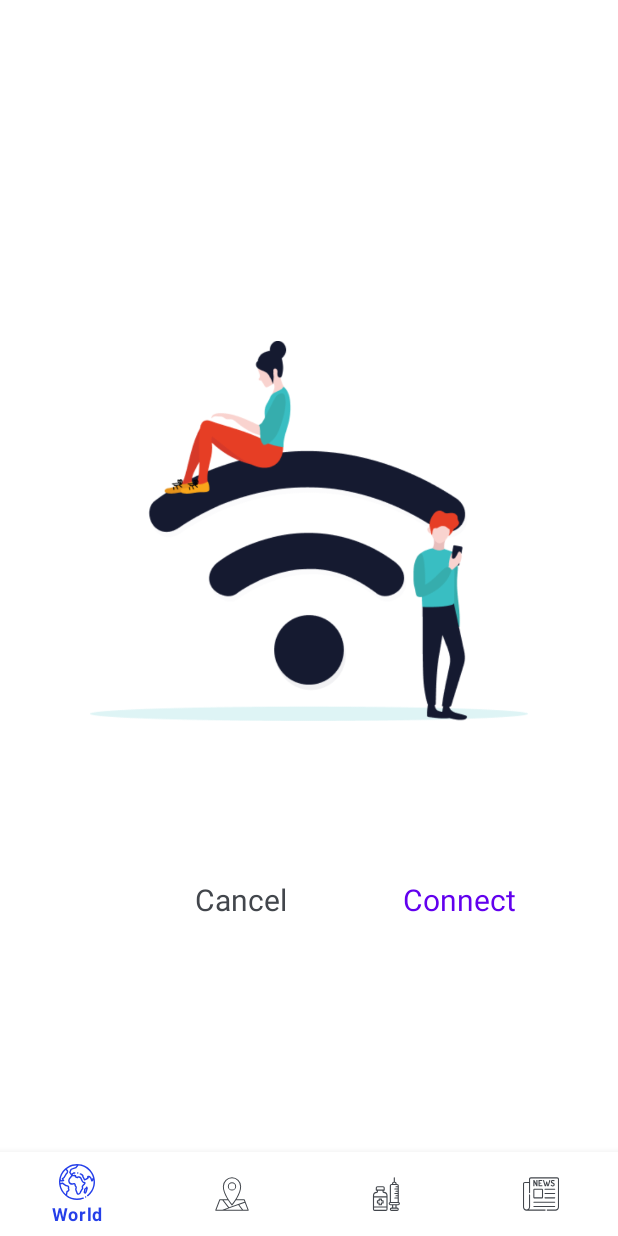
After one commit to awesome-academy/VacCovid, an Android app: the NoInternetFragment screen opened through its navigation route, on a phone screen of 412 x 824 dp. The commit adds this screen. Run offline under Robolectric (Android 15) with nearby library versions, the phone set to English and light mode, and no system bars; our stand-ins replace data binding; libraries missing offline, so code that uses them is left out: com.github.mikephil.charting; network calls fail; pictures from the network do not load; 3 statements that could not run were skipped.

Commit message:
check internet

```diff
--- a/app/src/main/AndroidManifest.xml
+++ b/app/src/main/AndroidManifest.xml
@@ -4,6 +4,7 @@
 
     <uses-permission android:name="android.permission.INTERNET"/>
     <uses-permission android:name="android.permission.ACCESS_NETWORK_STATE" />
+    <uses-permission android:name="android.permission.ACCESS_WIFI_STATE" />
 
     <application
         android:name=".MainApplication"
--- a/app/src/main/java/com/sun/vaccovid19/MainActivity.kt
+++ b/app/src/main/java/com/sun/vaccovid19/MainActivity.kt
@@ -7,12 +7,17 @@ import android.view.Window
 import android.view.WindowManager
 import androidx.appcompat.app.AppCompatActivity
 import androidx.navigation.NavArgument
+import androidx.navigation.NavController
 import androidx.navigation.fragment.NavHostFragment
-import androidx.navigation.ui.setupWithNavController
 import com.sun.vaccovid19.databinding.ActivityMainBinding
 import com.sun.vaccovid19.utils.AppConstant.IS_FROM_LOCAL
+import com.sun.vaccovid19.utils.InternetUtils
 
 class MainActivity : AppCompatActivity() {
+
+    val binding: ActivityMainBinding by lazy { ActivityMainBinding.inflate(layoutInflater) }
+
+    @Suppress("DEPRECATION")
     override fun onCreate(savedInstanceState: Bundle?) {
         super.onCreate(savedInstanceState)
         requestWindowFeature(Window.FEATURE_NO_TITLE)
@@ -20,20 +25,40 @@ class MainActivity : AppCompatActivity() {
             WindowManager.LayoutParams.FLAG_FULLSCREEN,
             WindowManager.LayoutParams.FLAG_FULLSCREEN
         )
-
-        val binding = ActivityMainBinding.inflate(layoutInflater)
         setContentView(binding.root)
 
         val navHost =
             supportFragmentManager.findFragmentById(R.id.fragmentNavHost) as NavHostFragment
         val navController = navHost.navController
+        val graph = navController.navInflater.inflate(R.navigation.nav_graph)
+
+        graph.setStartDestination(
+            if (InternetUtils.isNetworkConnected(this)) R.id.homeFragment else R.id.noInternetFragment
+        )
+        navController.graph = graph
         navController.addOnDestinationChangedListener { controller, destination, arguments ->
             if (destination.id == R.id.vaccineFragment) {
                 val argument = NavArgument.Builder().setDefaultValue(false).build()
                 destination.addArgument(IS_FROM_LOCAL, argument)
             }
         }
-        binding.bottomNav.setupWithNavController(navController)
+        binding.bottomNav.apply {
+            setOnNavigationItemSelectedListener {
+                switchFragment(it.itemId, navController)
+                true
+            }
+        }
+    }
+
+    private fun switchFragment(id: Int, navController: NavController) {
+        navController.apply {
+            if (!InternetUtils.isNetworkConnected(this@MainActivity)) {
+                navigate(R.id.noInternetFragment)
+            } else {
+                navigateUp()
+                navigate(id)
+            }
+        }
     }
 
     companion object {
--- /dev/null
+++ b/app/src/main/java/com/sun/vaccovid19/broadcast/ConnectInternetReceiver.kt
@@ -0,0 +1,15 @@
+package com.sun.vaccovid19.broadcast
+
+import android.content.BroadcastReceiver
+import android.content.Context
+import android.content.Intent
+import com.sun.vaccovid19.utils.InternetUtils
+
+class ConnectInternetReceiver(
+    private val netWorkListener: OnNetWorkChangeListener
+) : BroadcastReceiver() {
+
+    override fun onReceive(context: Context?, intent: Intent?) {
+        netWorkListener.onNetWorkChange(InternetUtils.isNetworkConnected(context))
+    }
+}
--- /dev/null
+++ b/app/src/main/java/com/sun/vaccovid19/broadcast/OnNetWorkChangeListener.kt
@@ -0,0 +1,5 @@
+package com.sun.vaccovid19.broadcast
+
+interface OnNetWorkChangeListener {
+    fun onNetWorkChange(isConnected: Boolean)
+}
--- /dev/null
+++ b/app/src/main/java/com/sun/vaccovid19/ui/nointernet/NoInternetFragment.kt
@@ -0,0 +1,57 @@
+package com.sun.vaccovid19.ui.nointernet
+
+import android.content.Intent
+import android.content.IntentFilter
+import android.net.ConnectivityManager
+import android.provider.Settings
+import androidx.navigation.NavOptions
+import androidx.navigation.fragment.findNavController
+import com.sun.vaccovid19.MainActivity
+import com.sun.vaccovid19.R
+import com.sun.vaccovid19.base.BaseFragment
+import com.sun.vaccovid19.broadcast.ConnectInternetReceiver
+import com.sun.vaccovid19.broadcast.OnNetWorkChangeListener
+import com.sun.vaccovid19.databinding.FragmentNoInternetLayoutBinding
+
+class NoInternetFragment :
+    BaseFragment<FragmentNoInternetLayoutBinding>(FragmentNoInternetLayoutBinding::inflate),
+    OnClickListenerNoInternetFr,
+    OnNetWorkChangeListener {
+
+    private val receiver = ConnectInternetReceiver(this)
+
+    override fun initData() {
+        bindData()
+        context?.registerReceiver(receiver, IntentFilter(ConnectivityManager.CONNECTIVITY_ACTION))
+    }
+
+    override fun onClickCancel() {
+        activity?.finish()
+    }
+
+    override fun onClickConnect() {
+        startActivity(Intent(Settings.ACTION_WIFI_SETTINGS))
+    }
+
+    private fun bindData() {
+        binding.apply {
+            clickListener = this@NoInternetFragment
+        }
+    }
+
+    override fun onNetWorkChange(isConnected: Boolean) {
+        if (isConnected) {
+            findNavController().navigate(
+                R.id.homeFragment, null, NavOptions.Builder()
+                    .setPopUpTo(R.id.homeFragment, true)
+                    .build()
+            )
+            (activity as MainActivity).binding.bottomNav.selectedItemId = R.id.homeFragment
+        }
+    }
+
+    override fun onStop() {
+        context?.unregisterReceiver(receiver)
+        super.onStop()
+    }
+}
--- /dev/null
+++ b/app/src/main/java/com/sun/vaccovid19/ui/nointernet/OnClickListenerNoInternetFr.kt
@@ -0,0 +1,6 @@
+package com.sun.vaccovid19.ui.nointernet
+
+interface OnClickListenerNoInternetFr {
+    fun onClickCancel()
+    fun onClickConnect()
+}
--- /dev/null
+++ b/app/src/main/java/com/sun/vaccovid19/utils/InternetUtils.kt
@@ -0,0 +1,17 @@
+package com.sun.vaccovid19.utils
+
+import android.content.Context
+import android.net.ConnectivityManager
+import android.net.NetworkInfo
+
+object InternetUtils {
+    @Suppress("DEPRECATION")
+    fun isNetworkConnected(context: Context?): Boolean {
+        val connectivityManager =
+            context?.getSystemService(Context.CONNECTIVITY_SERVICE) as ConnectivityManager?
+        val stateMobile =
+            connectivityManager?.getNetworkInfo(ConnectivityManager.TYPE_MOBILE)?.state
+        val stateWifi = connectivityManager?.getNetworkInfo(ConnectivityManager.TYPE_WIFI)?.state
+        return stateMobile == NetworkInfo.State.CONNECTED || stateWifi == NetworkInfo.State.CONNECTED
+    }
+}
--- a/app/src/main/res/layout/activity_main.xml
+++ b/app/src/main/res/layout/activity_main.xml
@@ -22,11 +22,9 @@
         android:name="androidx.navigation.fragment.NavHostFragment"
         android:layout_width="0dp"
         android:layout_height="0dp"
-        app:defaultNavHost="true"
         app:layout_constraintBottom_toTopOf="@id/bottomNav"
         app:layout_constraintLeft_toLeftOf="parent"
         app:layout_constraintRight_toRightOf="parent"
-        app:layout_constraintTop_toTopOf="parent"
-        app:navGraph="@navigation/nav_graph" />
+        app:layout_constraintTop_toTopOf="parent" />
 
 </androidx.constraintlayout.widget.ConstraintLayout>
--- /dev/null
+++ b/app/src/main/res/layout/fragment_no_internet_layout.xml
@@ -0,0 +1,57 @@
+<?xml version="1.0" encoding="utf-8"?>
+<layout xmlns:android="http://schemas.android.com/apk/res/android"
+    xmlns:app="http://schemas.android.com/apk/res-auto">
+
+    <data>
+
+        <variable
+            name="clickListener"
+            type="com.sun.vaccovid19.ui.nointernet.OnClickListenerNoInternetFr" />
+    </data>
+
+    <androidx.constraintlayout.widget.ConstraintLayout
+        android:layout_width="match_parent"
+        android:layout_height="match_parent"
+        android:background="@android:color/white">
+
+        <ImageView
+            android:id="@+id/imageNoInternet"
+            android:layout_width="0dp"
+            android:layout_height="wrap_content"
+            android:layout_marginHorizontal="@dimen/dp_60"
+            android:layout_marginBottom="@dimen/dp_60"
+            android:contentDescription="@null"
+            android:src="@drawable/img_no_internet"
+            app:layout_constraintBottom_toBottomOf="parent"
+            app:layout_constraintLeft_toLeftOf="parent"
+            app:layout_constraintRight_toRightOf="parent"
+            app:layout_constraintTop_toTopOf="parent" />
+
+        <TextView
+            android:id="@+id/textConnect"
+            android:layout_width="wrap_content"
+            android:layout_height="wrap_content"
+            android:background="?selectableItemBackground"
+            android:onClick="@{() -> clickListener.onClickConnect()}"
+            android:padding="@dimen/dp_8"
+            android:text="@string/text_connect"
+            android:textColor="@color/color_purple_500"
+            android:textSize="@dimen/sp_20"
+            app:layout_constraintRight_toRightOf="@id/imageNoInternet"
+            app:layout_constraintTop_toBottomOf="@id/imageNoInternet" />
+
+        <TextView
+            android:id="@+id/textCancel"
+            android:layout_width="wrap_content"
+            android:layout_height="wrap_content"
+            android:background="?selectableItemBackground"
+            android:onClick="@{() -> clickListener.onClickCancel()}"
+            android:padding="@dimen/dp_8"
+            android:text="@string/text_cancel"
+            android:textColor="@color/color_mako"
+            android:textSize="@dimen/sp_20"
+            app:layout_constraintLeft_toLeftOf="@id/imageNoInternet"
+            app:layout_constraintRight_toLeftOf="@id/textConnect"
+            app:layout_constraintTop_toBottomOf="@id/imageNoInternet" />
+    </androidx.constraintlayout.widget.ConstraintLayout>
+</layout>
--- a/app/src/main/res/navigation/nav_graph.xml
+++ b/app/src/main/res/navigation/nav_graph.xml
@@ -2,8 +2,7 @@
 <navigation xmlns:android="http://schemas.android.com/apk/res/android"
     xmlns:app="http://schemas.android.com/apk/res-auto"
     xmlns:tools="http://schemas.android.com/tools"
-    android:id="@+id/nav_graph"
-    app:startDestination="@id/homeFragment">
+    android:id="@+id/nav_graph">
 
     <fragment
         android:id="@+id/homeFragment"
@@ -63,4 +62,10 @@
         android:name="com.sun.vaccovid19.ui.news.NewsFragment"
         android:label="NewsFragment"
         tools:layout="@layout/fragment_news_layout" />
+
+    <fragment
+        android:id="@+id/noInternetFragment"
+        android:name="com.sun.vaccovid19.ui.nointernet.NoInternetFragment"
+        android:label="NoInternetFragment"
+        tools:layout="@layout/fragment_no_internet_layout" />
 </navigation>
--- a/app/src/main/res/values/strings.xml
+++ b/app/src/main/res/values/strings.xml
@@ -53,4 +53,6 @@
 
     <string name="text_one">1</string>
     <string name="text_page_number">Page %d</string>
+    <string name="text_connect">Connect</string>
+    <string name="text_cancel">Cancel</string>
 </resources>
```
Also changed, not shown: app/src/main/res/drawable/img_no_internet.png (added).
